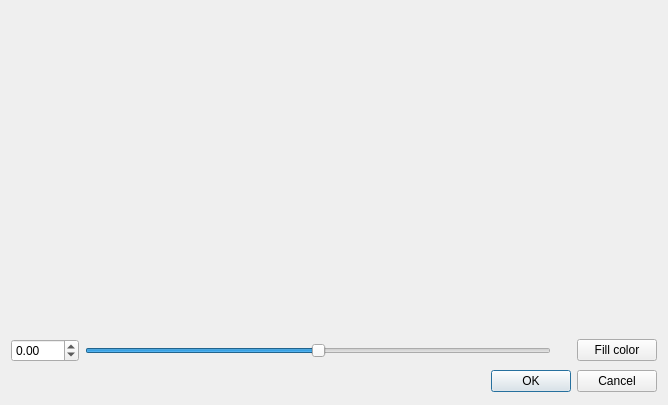
Before: the Qt Designer form src/dialogs/rotatedialog.ui in classicimageviewer/ClassicImageViewer, drawn with Qt 5.
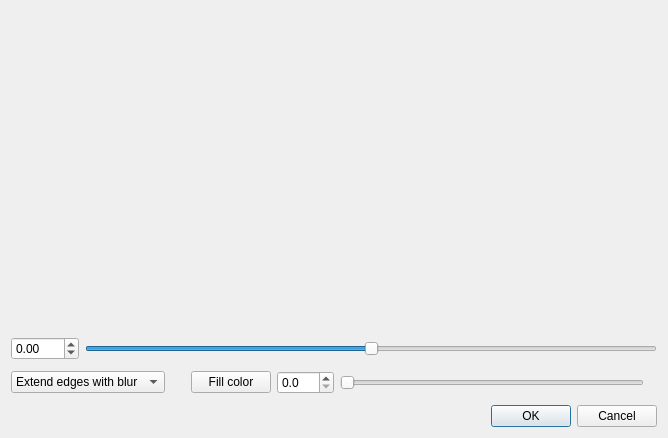
After: the same form once the commit is applied.

Commit message: RotateDialog: new fill options

```diff
--- a/src/dialogs/rotatedialog.ui
+++ b/src/dialogs/rotatedialog.ui
@@ -10,7 +10,7 @@
     <x>0</x>
     <y>0</y>
     <width>668</width>
-    <height>405</height>
+    <height>438</height>
    </rect>
   </property>
   <property name="windowTitle">
@@ -92,6 +92,35 @@
          </property>
         </widget>
        </item>
+      </layout>
+     </item>
+     <item>
+      <layout class="QHBoxLayout" name="horizontalLayout_4">
+       <item>
+        <widget class="QComboBox" name="comboBoxFill">
+         <property name="sizePolicy">
+          <sizepolicy hsizetype="Minimum" vsizetype="Fixed">
+           <horstretch>0</horstretch>
+           <verstretch>0</verstretch>
+          </sizepolicy>
+         </property>
+         <item>
+          <property name="text">
+           <string>Extend edges with blur</string>
+          </property>
+         </item>
+         <item>
+          <property name="text">
+           <string>Color</string>
+          </property>
+         </item>
+         <item>
+          <property name="text">
+           <string>Transparent</string>
+          </property>
+         </item>
+        </widget>
+       </item>
        <item>
         <spacer name="horizontalSpacer">
          <property name="orientation">
@@ -115,6 +144,39 @@
          </property>
         </widget>
        </item>
+       <item>
+        <widget class="QDoubleSpinBox" name="doubleSpinBoxBlur">
+         <property name="decimals">
+          <number>1</number>
+         </property>
+         <property name="maximum">
+          <double>256.000000000000000</double>
+         </property>
+        </widget>
+       </item>
+       <item>
+        <widget class="QSlider" name="horizontalSliderBlur">
+         <property name="maximum">
+          <number>2560</number>
+         </property>
+         <property name="orientation">
+          <enum>Qt::Horizontal</enum>
+         </property>
+        </widget>
+       </item>
+       <item>
+        <widget class="QLabel" name="labelFillParamSpacer">
+         <property name="sizePolicy">
+          <sizepolicy hsizetype="Minimum" vsizetype="Preferred">
+           <horstretch>0</horstretch>
+           <verstretch>0</verstretch>
+          </sizepolicy>
+         </property>
+         <property name="text">
+          <string notr="true"/>
+         </property>
+        </widget>
+       </item>
       </layout>
      </item>
     </layout>
```
The commit also changes 4 other files.
